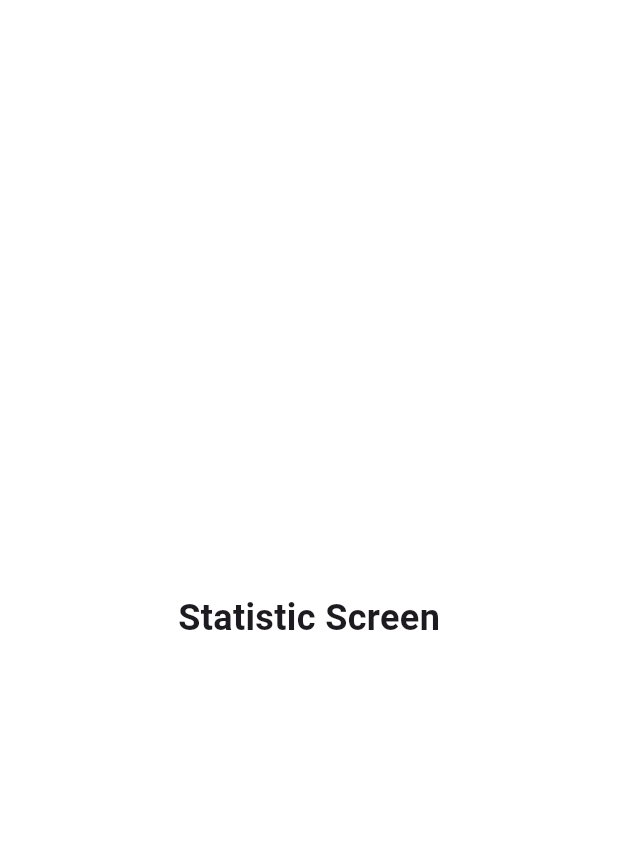
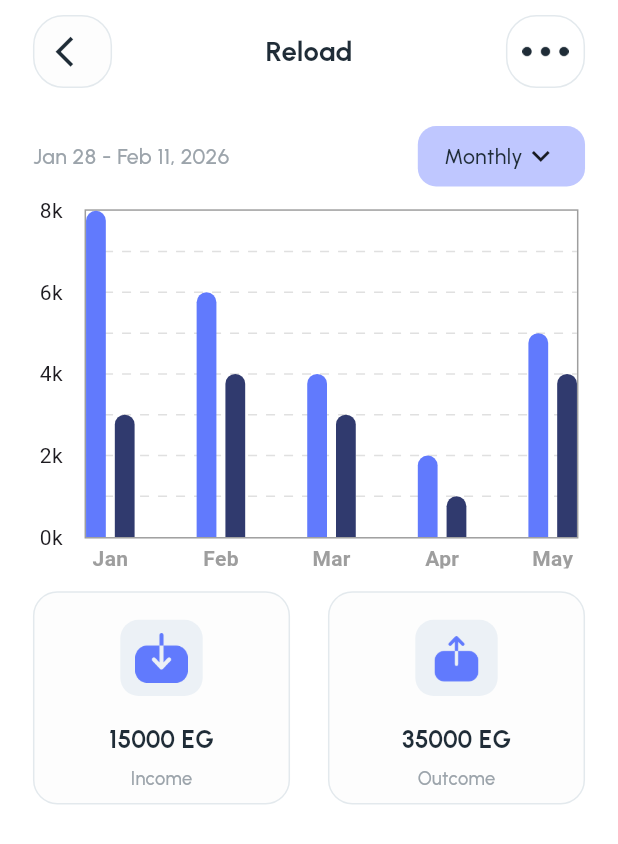
Before and after one commit to sohibemad122/finance_ui, a Flutter app: the StatisticScreen screen opened directly, on a phone screen of 412 x 824 dp. Shown: the top 844 px of the screen. Run offline on Flutter 3.47's test engine with Material 3 defaults, Android fonts, the phone set to English and light mode, and no system bars; drawn by our look-alikes of fl_chart; our stand-ins replace carousel_slider, flutter_screenutil, persistent_bottom_nav_bar_v2, pin_code_fields.

Commit message:
Statistic Page and finish app

```diff
--- a/lib/core/theme/app_colors.dart
+++ b/lib/core/theme/app_colors.dart
@@ -16,4 +16,6 @@ class AppColors {
   static Color neutral100 = Color(0xff1F2C37);
   static Color darkPurple = Color(0xff4151A6);
   static Color neutral20 = Color(0xffECF1F6);
+  static Color st = Color(0xff303A6E);
+
 }
--- a/lib/core/theme/text_style.dart
+++ b/lib/core/theme/text_style.dart
@@ -97,6 +97,12 @@ class TextStyles {
     color: AppColors.neutral10,
     fontWeight: FontWeightHelper.medium,
   );
+  static TextStyle font14neutral00medium = TextStyle(
+    fontFamily: AppFonts.mainFontName,
+    fontSize: 14.sp,
+    color: AppColors.neutral100,
+    fontWeight: FontWeightHelper.medium,
+  );
   static TextStyle font14neutral60medium = TextStyle(
     fontFamily: AppFonts.mainFontName,
     fontSize: 14.sp,
--- a/lib/feature/home/ui/statistic_screen.dart
+++ b/lib/feature/home/ui/statistic_screen.dart
@@ -1,5 +1,11 @@
+import 'package:finance_ui/core/helpers/spacing.dart';
 import 'package:finance_ui/core/theme/app_colors.dart';
+import 'package:finance_ui/core/theme/text_style.dart';
+import 'package:finance_ui/feature/home/widgets/back_botton.dart';
+import 'package:finance_ui/feature/home/widgets/fi_chart_custom.dart';
+import 'package:finance_ui/feature/home/widgets/services_money.dart';
 import 'package:flutter/material.dart';
+import 'package:flutter_screenutil/flutter_screenutil.dart';
 
 class StatisticScreen extends StatelessWidget {
   const StatisticScreen({super.key});
@@ -9,10 +15,62 @@ class StatisticScreen extends StatelessWidget {
     return Scaffold(
       backgroundColor: AppColors.white,
       body: SafeArea(
-        child: Center(
-          child: Text(
-            'Statistic Screen',
-            style: TextStyle(fontSize: 24, fontWeight: FontWeight.bold),
+        child: Padding(
+          padding: EdgeInsets.symmetric(horizontal: 20.w, vertical: 10),
+          child: Column(
+            children: [
+              const BackBottonAndAppBar(text: 'Reload'),
+              verticalSpace(25),
+              Row(
+                mainAxisAlignment: MainAxisAlignment.spaceBetween,
+                children: [
+                  Text(
+                    'Jan 28 - Feb 11, 2026',
+                    style: TextStyles.font14neutral60medium,
+                  ),
+                  Container(
+                    padding: EdgeInsets.symmetric(
+                      horizontal: 16.w,
+                      vertical: 8.h,
+                    ),
+                    decoration: BoxDecoration(
+                      color: const Color(0xFFBFC7FF),
+                      borderRadius: BorderRadius.circular(12.r),
+                    ),
+                    child: Row(
+                      children: [
+                        Text(
+                          'Monthly',
+                          style: TextStyles.font14neutral00medium,
+                        ),
+                        const Icon(Icons.keyboard_arrow_down),
+                      ],
+                    ),
+                  ),
+                ],
+              ),
+              verticalSpace(15),
+
+              const FiChartCustom(),
+              verticalSpace(15),
+
+              Row(
+                mainAxisAlignment: MainAxisAlignment.spaceBetween,
+                children: [
+                  ServicesMoney(
+                    image: 'assets/images/Download.png',
+                    title: "15000 EG",
+                    subTitle: 'Income',
+                  ),
+
+                  ServicesMoney(
+                    image: 'assets/images/Upload.png',
+                    title: "35000 EG",
+                    subTitle: 'Outcome',
+                  ),
+                ],
+              ),
+            ],
           ),
         ),
       ),
--- /dev/null
+++ b/lib/feature/home/widgets/fi_chart_custom.dart
@@ -0,0 +1,259 @@
+import 'package:finance_ui/core/theme/app_colors.dart';
+import 'package:fl_chart/fl_chart.dart';
+import 'package:flutter/material.dart';
+import 'package:flutter_screenutil/flutter_screenutil.dart';
+
+class FiChartCustom extends StatelessWidget {
+  const FiChartCustom({super.key});
+
+  @override
+  Widget build(BuildContext context) {
+    return SizedBox(
+      height: 236.h,
+      width: 327.w,
+      child: BarChart(
+        BarChartData(
+          barTouchData: barTouchData,
+          titlesData: titlesData,
+          borderData: borderData,
+          barGroups: barGroups,
+          gridData: FlGridData(
+            show: true,
+
+            drawHorizontalLine: true,
+            checkToShowHorizontalLine: (value) => value != 0,
+
+            horizontalInterval: 1,
+            getDrawingHorizontalLine: (value) {
+              return FlLine(
+                color: Colors.grey.shade300,
+                strokeWidth: 1,
+                dashArray: [6, 6],
+              );
+            },
+
+            drawVerticalLine: false,
+          ),
+          alignment: BarChartAlignment.spaceBetween,
+          minY: 0,
+          maxY: 8,
+        ),
+      ),
+    );
+  }
+
+  BarTouchData get barTouchData => BarTouchData(
+    enabled: false,
+    touchTooltipData: BarTouchTooltipData(
+      getTooltipColor: (group) => Colors.black,
+      tooltipPadding: EdgeInsets.zero,
+      tooltipMargin: 8,
+      getTooltipItem:
+          (
+            BarChartGroupData group,
+            int groupIndex,
+            BarChartRodData rod,
+            int rodIndex,
+          ) {
+            return BarTooltipItem(
+              rod.toY.round().toString(),
+              const TextStyle(color: Colors.blue, fontWeight: FontWeight.bold),
+            );
+          },
+    ),
+  );
+
+  Widget getTitles(double value, TitleMeta meta) {
+    final style = TextStyle(
+      color: Colors.grey,
+      fontWeight: FontWeight.bold,
+      fontSize: 14,
+    );
+    String text = switch (value.toInt()) {
+      0 => 'Jan',
+      1 => 'Feb',
+      2 => 'Mar',
+      3 => 'Apr',
+      4 => 'May',
+      _ => '',
+    };
+    return SideTitleWidget(
+      meta: meta,
+      space: 3,
+      child: Text(text, style: style),
+    );
+  }
+
+  FlTitlesData get titlesData => FlTitlesData(
+    show: true,
+    bottomTitles: AxisTitles(
+      sideTitles: SideTitles(
+        showTitles: true,
+        reservedSize: 20,
+        getTitlesWidget: getTitles,
+      ),
+    ),
+    leftTitles: AxisTitles(
+      sideTitles: SideTitles(
+        showTitles: true,
+
+        interval: 2,
+
+        reservedSize: 30,
+        getTitlesWidget: (value, meta) => Text('${value.toInt()}k'),
+      ),
+    ),
+    topTitles: const AxisTitles(sideTitles: SideTitles(showTitles: false)),
+    rightTitles: const AxisTitles(sideTitles: SideTitles(showTitles: false)),
+  );
+
+  FlBorderData get borderData => FlBorderData(
+    show: true,
+    border: Border.all(color: Colors.grey, width: 1),
+  );
+
+  List<BarChartGroupData> get barGroups => [
+    BarChartGroupData(
+      x: 0,
+      barsSpace: 6,
+      barRods: [
+        BarChartRodData(
+          fromY: 0,
+          toY: 8,
+          color: AppColors.mainAppColor,
+          width: 12.w,
+          borderRadius: BorderRadius.only(
+            topRight: Radius.circular(8.r),
+            topLeft: Radius.circular(8.r),
+          ),
+        ),
+        BarChartRodData(
+          fromY: 0,
+          toY: 3,
+          color: AppColors.st,
+          width: 12.w,
+          borderRadius: BorderRadius.only(
+            topRight: Radius.circular(8.r),
+            topLeft: Radius.circular(8.r),
+          ),
+        ),
+      ],
+    ),
+    BarChartGroupData(
+      x: 1,
+      barsSpace: 6,
+
+      barRods: [
+        BarChartRodData(
+          fromY: 0,
+
+          toY: 6,
+          color: AppColors.mainAppColor,
+          width: 12.w,
+          borderRadius: BorderRadius.only(
+            topRight: Radius.circular(8.r),
+            topLeft: Radius.circular(8.r),
+          ),
+        ),
+        BarChartRodData(
+          fromY: 0,
+
+          toY: 4,
+          color: AppColors.st,
+          width: 12.w,
+          borderRadius: BorderRadius.only(
+            topRight: Radius.circular(8.r),
+            topLeft: Radius.circular(8.r),
+          ),
+        ),
+      ],
+    ),
+    BarChartGroupData(
+      x: 2,
+      barsSpace: 6,
+
+      barRods: [
+        BarChartRodData(
+          toY: 4,
+          fromY: 0,
+
+          color: AppColors.mainAppColor,
+          width: 12.w,
+          borderRadius: BorderRadius.only(
+            topRight: Radius.circular(8.r),
+            topLeft: Radius.circular(8.r),
+          ),
+        ),
+        BarChartRodData(
+          toY: 3,
+          fromY: 0,
+
+          color: AppColors.st,
+          width: 12.w,
+          borderRadius: BorderRadius.only(
+            topRight: Radius.circular(8.r),
+            topLeft: Radius.circular(8.r),
+          ),
+        ),
+      ],
+    ),
+    BarChartGroupData(
+      x: 3,
+      barsSpace: 6,
+
+      barRods: [
+        BarChartRodData(
+          toY: 2,
+          fromY: 0,
+
+          color: AppColors.mainAppColor,
+          width: 12.w,
+          borderRadius: BorderRadius.only(
+            topRight: Radius.circular(8.r),
+            topLeft: Radius.circular(8.r),
+          ),
+        ),
+        BarChartRodData(
+          toY: 1,
+
+          fromY: 0,
+          color: AppColors.st,
+          width: 12.w,
+          borderRadius: BorderRadius.only(
+            topRight: Radius.circular(8.r),
+            topLeft: Radius.circular(8.r),
+          ),
+        ),
+      ],
+    ),
+    BarChartGroupData(
+      x: 4,
+      barsSpace: 6,
+
+      barRods: [
+        BarChartRodData(
+          toY: 5,
+          fromY: 0,
+
+          color: AppColors.mainAppColor,
+          width: 12.w,
+          borderRadius: BorderRadius.only(
+            topRight: Radius.circular(8.r),
+            topLeft: Radius.circular(8.r),
+          ),
+        ),
+        BarChartRodData(
+          toY: 4,
+          fromY: 0,
+
+          color: AppColors.st,
+          width: 12.w,
+          borderRadius: BorderRadius.only(
+            topRight: Radius.circular(8.r),
+            topLeft: Radius.circular(8.r),
+          ),
+        ),
+      ],
+    ),
+  ];
+}
--- a/pubspec.yaml
+++ b/pubspec.yaml
@@ -38,6 +38,7 @@ dependencies:
   flutter_screenutil: ^5.9.3
   persistent_bottom_nav_bar_v2: ^4.2.8
   carousel_slider: ^5.1.2
+  fl_chart: ^1.1.1
 dev_dependencies:
   flutter_test:
     sdk: flutter
```
Also changed, not shown: assets/images/Download.png (added), assets/images/Upload.png (added), pubspec.lock.
